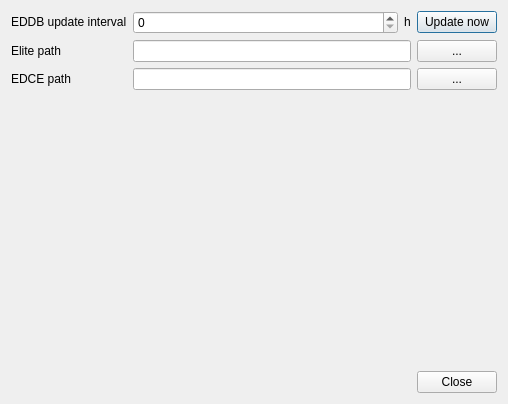
First picture: the form in src/ui/Options.ui, repository BeTeK/EliteMerchant, before the edit.
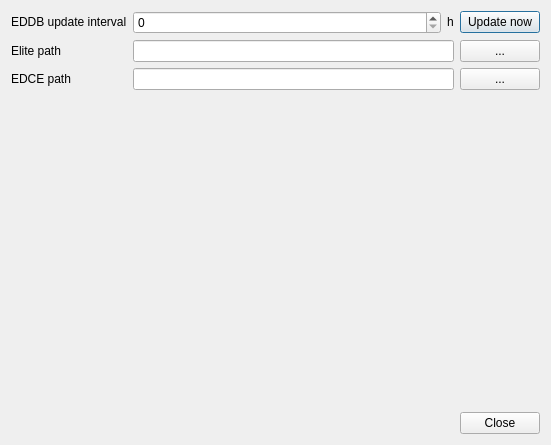
Second picture: the form after the edit.

Commit message: Options window and automatic check of database

Patch:
```diff
--- a/src/ui/Options.ui
+++ b/src/ui/Options.ui
@@ -6,8 +6,8 @@
    <rect>
     <x>0</x>
     <y>0</y>
-    <width>508</width>
-    <height>404</height>
+    <width>551</width>
+    <height>445</height>
    </rect>
   </property>
   <property name="windowTitle">
```
Left out of the diff: 2 changed lines with no effect on the pictures. The commit also changes 5 other files.
